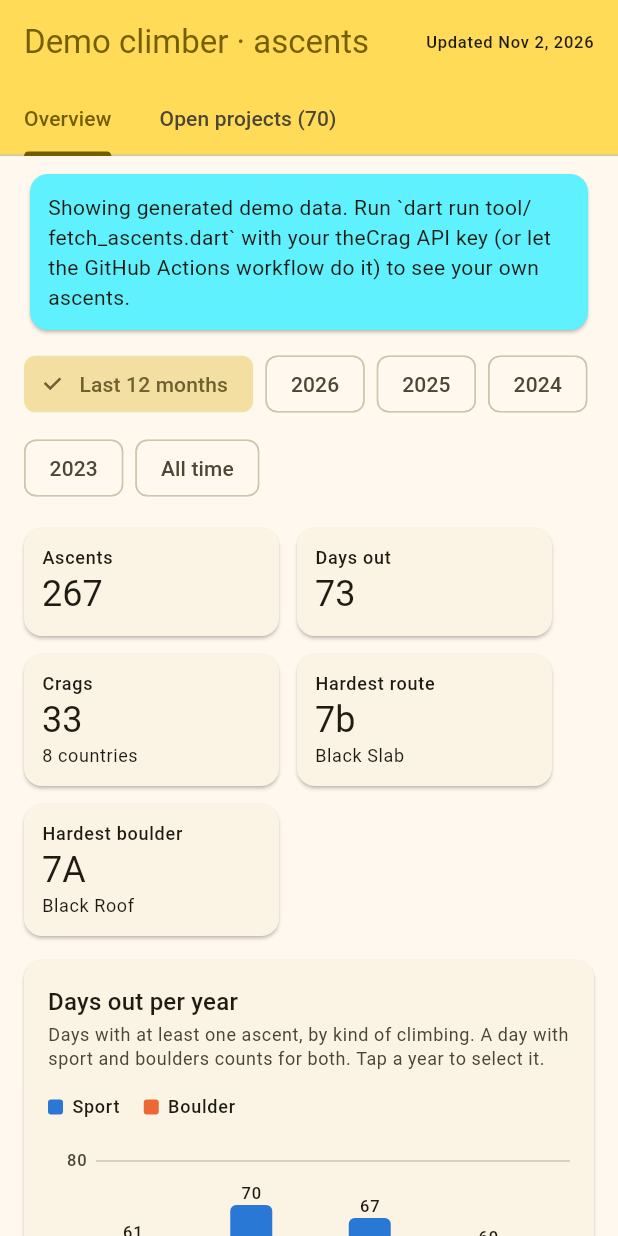
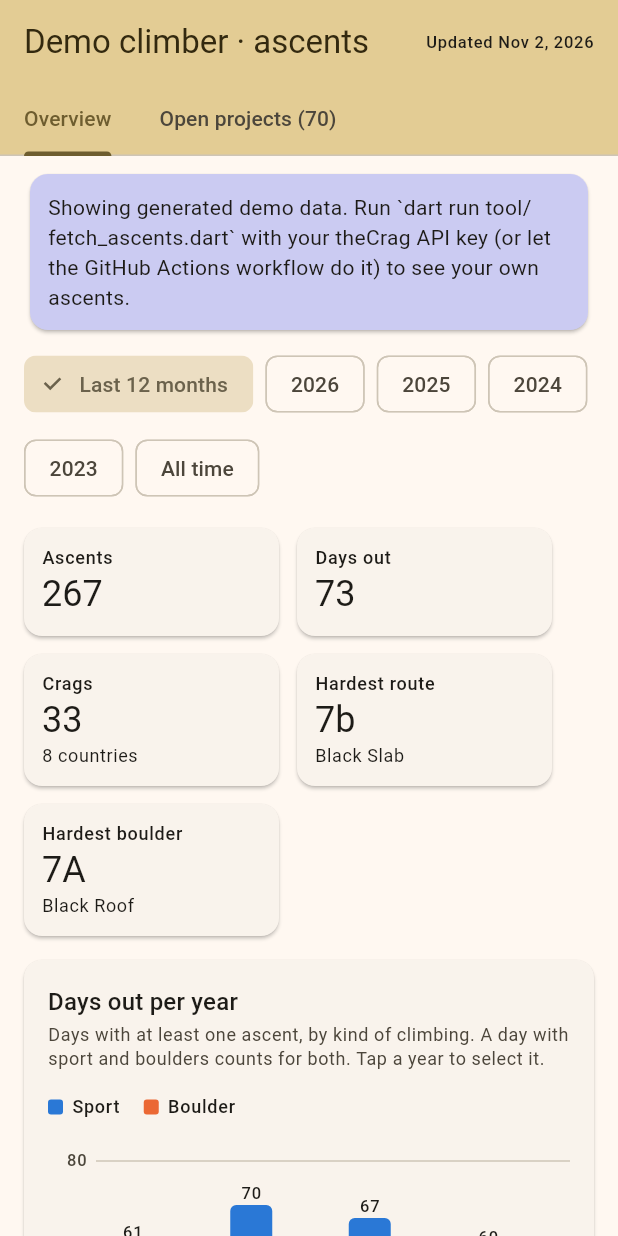
Before and after one commit to Christof93/thecrag-at-home, a Flutter app: the screen it shows after launch, on a phone screen of 412 x 824 dp. Run offline on Flutter 3.47's test engine with Material 3 defaults, Android fonts, the phone set to English and light mode, and no system bars; our stand-ins replace flutter_map, latlong2.

Commit message:
Tone the mustard down to sand
The accent is now sand (#E3CC94) instead of mustard: a muted yellow-brown.
The light theme keeps the cream surface with a sand app bar, now with a
deep brown title for contrast; the dark theme uses sand as its accent.
The calendar ramps, the favicon and app icons, the web manifest colours,
the theme tests and the README follow.

Co-Authored-By: Claude Sonnet 5.5 <noreply@anthropic.com>
Claude-Session: https://claude.ai/code/session_01LtYvyTxZgZbwU7UoQi6JVQ

```diff
--- a/lib/main.dart
+++ b/lib/main.dart
@@ -19,35 +19,33 @@ class TheCragAtHomeApp extends StatelessWidget {
   }
 }
 
-/// Mustard yellow, the app's accent.
-const mustard = Color(0xFFFFDB58);
+/// Sand, the app's accent: a muted yellow-brown.
+const sand = Color(0xFFE3CC94);
 
-/// The light theme has a cream surface and a mustard app bar, with a darker
-/// gold where yellow itself would be too pale to read (text, bars, the
-/// calendar). The dark theme uses mustard as its accent on a warm dark
-/// surface.
+/// The light theme has a cream surface and a sand app bar, with a darker
+/// brown-gold where sand itself would be too pale to read (text, bars, the
+/// strongest calendar level). The dark theme uses sand as its accent on a
+/// warm dark surface.
 ThemeData buildTheme(Brightness brightness) {
   final light = brightness == Brightness.light;
   var scheme = ColorScheme.fromSeed(
-    seedColor: mustard,
+    seedColor: sand,
     brightness: brightness,
-    // "Fidelity" keeps the seed itself as the container colour (#FFDB58).
+    // "Fidelity" keeps the seed itself as the container colour (#E3CC94).
     dynamicSchemeVariant: light
         ? DynamicSchemeVariant.fidelity
         : DynamicSchemeVariant.tonalSpot,
   );
   if (!light) {
-    scheme = scheme.copyWith(
-      primary: mustard,
-      onPrimary: const Color(0xFF3B2F00),
-    );
+    scheme = scheme.copyWith(primary: sand, onPrimary: const Color(0xFF33290F));
   }
   return ThemeData(
     colorScheme: scheme,
     useMaterial3: true,
     appBarTheme: AppBarTheme(
       backgroundColor: light ? scheme.primaryContainer : null,
-      foregroundColor: light ? scheme.onPrimaryContainer : null,
+      // Deep brown: sand is too light for the default on-container colour.
+      foregroundColor: light ? const Color(0xFF33290F) : null,
       surfaceTintColor: Colors.transparent,
     ),
   );
```
Also changed, not shown: lib/widgets/contribution_grid.dart (+9 -9 lines), tool/icons/icon.svg, tool/icons/maskable.svg, 9 other files.
